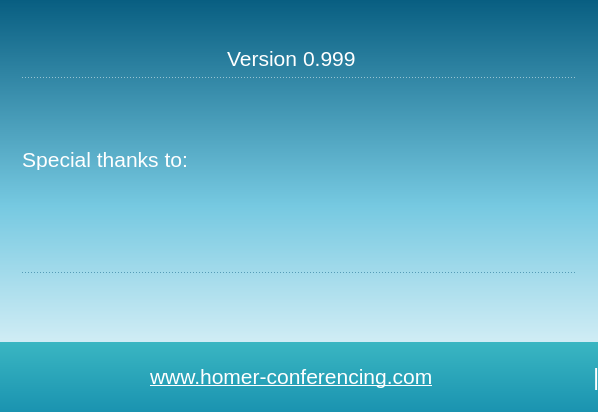
First picture: the form in Homer/forms/Dialogs/VersionDialog.ui, repository Homer-Conferencing/Homer-Conferencing, before the edit.
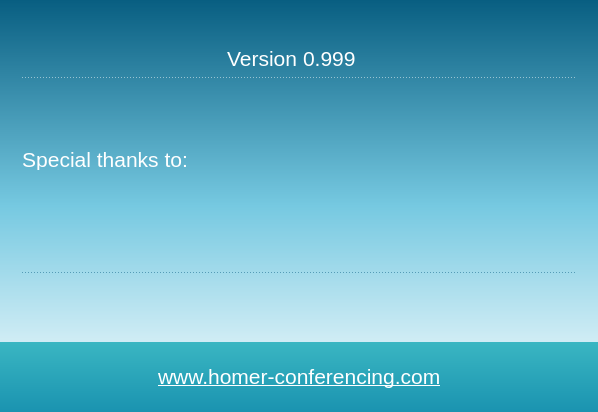
Second picture: the form after the edit. Icons and pictures are not drawn. Custom widgets are drawn as their Qt base class.

What changed in the file:
```diff
--- a/Homer/forms/Dialogs/VersionDialog.ui
+++ b/Homer/forms/Dialogs/VersionDialog.ui
@@ -651,77 +651,12 @@
         </property>
         <property name="sizeHint" stdset="0">
          <size>
-          <width>20</width>
+          <width>10</width>
           <height>20</height>
          </size>
         </property>
        </spacer>
       </item>
-      <item>
-       <widget class="QLabel" name="label_4">
-        <property name="minimumSize">
-         <size>
-          <width>10</width>
-          <height>30</height>
-         </size>
-        </property>
-        <property name="maximumSize">
-         <size>
-          <width>10</width>
-          <height>30</height>
-         </size>
-        </property>
-        <property name="palette">
-         <palette>
-          <active>
-           <colorrole role="WindowText">
-            <brush brushstyle="SolidPattern">
-             <color alpha="255">
-              <red>255</red>
-              <green>255</green>
-              <blue>255</blue>
-             </color>
-            </brush>
-           </colorrole>
-          </active>
-          <inactive>
-           <colorrole role="WindowText">
-            <brush brushstyle="SolidPattern">
-             <color alpha="255">
-              <red>255</red>
-              <green>255</green>
-              <blue>255</blue>
-             </color>
-            </brush>
-           </colorrole>
-          </inactive>
-          <disabled>
-           <colorrole role="WindowText">
-            <brush brushstyle="SolidPattern">
-             <color alpha="255">
-              <red>69</red>
-              <green>69</green>
-              <blue>69</blue>
-             </color>
-            </brush>
-           </colorrole>
-          </disabled>
-         </palette>
-        </property>
-        <property name="font">
-         <font>
-          <family>Tahoma</family>
-          <pointsize>18</pointsize>
-         </font>
-        </property>
-        <property name="text">
-         <string> |</string>
-        </property>
-        <property name="alignment">
-         <set>Qt::AlignCenter</set>
-        </property>
-       </widget>
-      </item>
      </layout>
     </widget>
    </item>
```
